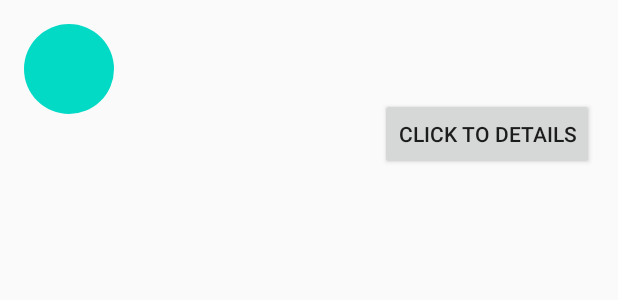
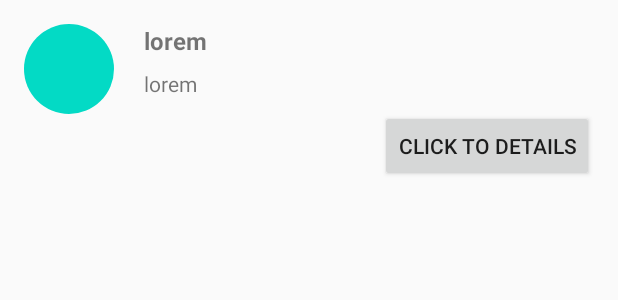
Before and after one commit to husnul23/githhub-app, an Android app: the layout item_row_user.xml on its own in the app's theme, with its tools: preview values and no code run, on a phone screen of 412 x 824 dp. Shown: the top 300 px of the screen. Run offline under Robolectric (Android 15) with nearby library versions, the phone set to English and light mode, and no system bars.

```diff
--- a/app/src/main/res/layout/item_row_user.xml
+++ b/app/src/main/res/layout/item_row_user.xml
@@ -1,9 +1,9 @@
 <?xml version="1.0" encoding="utf-8"?>
-<RelativeLayout
-    xmlns:android="http://schemas.android.com/apk/res/android"
+<androidx.constraintlayout.widget.ConstraintLayout xmlns:android="http://schemas.android.com/apk/res/android"
     android:layout_width="match_parent"
     android:layout_height="wrap_content"
-    android:orientation="horizontal"
+    xmlns:app="http://schemas.android.com/apk/res-auto"
+    xmlns:tools="http://schemas.android.com/tools"
     android:padding="16dp">
 
     <de.hdodenhof.circleimageview.CircleImageView
@@ -11,36 +11,42 @@
         android:layout_width="60dp"
         android:layout_height="60dp"
         android:layout_marginEnd="16dp"
-        android:src="@color/colorAccent"/>
-
-    <LinearLayout
-        android:layout_width="match_parent"
-        android:layout_height="wrap_content"
-        android:layout_toEndOf="@+id/img_item_photo"
-        android:layout_toRightOf="@+id/img_item_photo"
-        android:orientation="vertical">
+        app:layout_constraintTop_toTopOf="parent"
+        app:layout_constraintStart_toStartOf="parent"
+        android:src="@color/colorAccent" />
 
     <TextView
         android:id="@+id/tv_name"
+        android:layout_width="0dp"
+        android:layout_height="wrap_content"
         android:layout_marginBottom="8dp"
-            android:layout_width="match_parent"
-            android:layout_height="wrap_content"
+        app:layout_constraintTop_toTopOf="parent"
+        app:layout_constraintStart_toEndOf="@+id/img_item_photo"
+        app:layout_constraintEnd_toEndOf="parent"
+        android:layout_marginStart="20dp"
+        tools:text="lorem"
         android:textSize="16sp"
-            android:textStyle="bold"/>
+        android:textStyle="bold" />
 
     <TextView
         android:id="@+id/tv_username"
-            android:layout_width="match_parent"
+        android:layout_width="0dp"
         android:layout_height="wrap_content"
-            android:ellipsize="end"/>
+        app:layout_constraintTop_toBottomOf="@+id/tv_name"
+        app:layout_constraintStart_toEndOf="@+id/img_item_photo"
+        app:layout_constraintEnd_toEndOf="parent"
+        android:layout_marginStart="20dp"
+        android:layout_marginTop="8dp"
+        tools:text="lorem" />
 
     <Button
         android:id="@+id/btn_details"
         android:layout_width="wrap_content"
         android:layout_height="wrap_content"
-            android:layout_marginLeft="10dp"
-            android:layout_gravity="right"
+        app:layout_constraintEnd_toEndOf="parent"
+        app:layout_constraintTop_toBottomOf="@id/tv_username"
+        android:layout_marginTop="8dp"
         android:text="Click to Details" />
 
-    </LinearLayout>
-</RelativeLayout>
+
+</androidx.constraintlayout.widget.ConstraintLayout>
```
Also changed, not shown: app/src/main/java/com/example/githubapp/MainActivity.kt (+81 -10 lines), app/src/main/res/layout/activity_main.xml (+26 -4 lines), app/src/main/res/drawable/ic_search_white_24px.png (added). Lines whose indentation alone changed are shown as unchanged.
